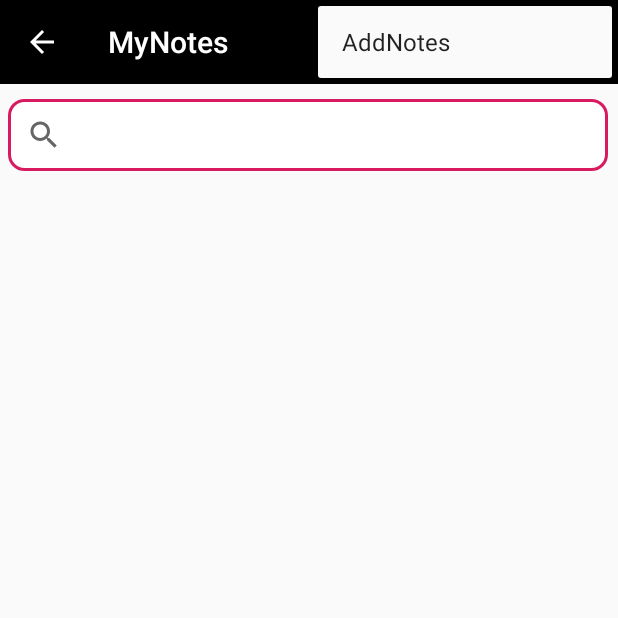
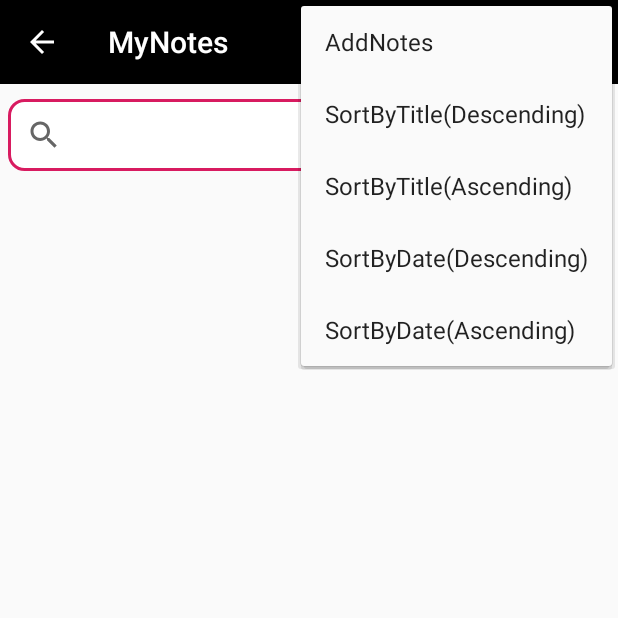
Before and after one commit to samirthaker2020/Spartans_W2019S_MAD4124_Project, an Android app: the NotesDetails screen opened directly, with no data from a screen before it, with the options menu open, on a phone screen of 412 x 824 dp, the top half of it. Run offline under Robolectric (Android 15) with nearby library versions, the phone set to English and light mode, and no system bars; 3 statements that could not run were skipped.

Commit message:
sorting by date and title completed

```diff
--- a/W2019S_MAD4124_Project/src/main/res/menu/addnotesmenu.xml
+++ b/W2019S_MAD4124_Project/src/main/res/menu/addnotesmenu.xml
@@ -5,6 +5,26 @@
     <item
         android:id="@+id/addnotes"
         android:icon="@drawable/ic_action_addnotes"
-        android:title="@string/addnotes" />
-
+        android:title="@string/addnotes"
+        app:showAsAction="collapseActionView"/>
+    <item
+        android:id="@+id/sortnotesbytitle"
+        android:icon="@drawable/ic_action_addnotes"
+        android:title="SortByTitle(Descending)"
+        app:showAsAction="collapseActionView"/>
+    <item
+        android:id="@+id/sortnotesbytitle1"
+        android:icon="@drawable/ic_action_addnotes"
+        android:title="SortByTitle(Ascending)"
+        app:showAsAction="collapseActionView"/>
+    <item
+        android:id="@+id/sortnotesbydate"
+        android:icon="@drawable/ic_action_addnotes"
+        android:title="SortByDate(Descending)"
+        app:showAsAction="collapseActionView"/>
+    <item
+        android:id="@+id/sortnotesbydate1"
+        android:icon="@drawable/ic_action_addnotes"
+        android:title="SortByDate(Ascending)"
+        app:showAsAction="collapseActionView"/>
 </menu>
--- a/W2019S_MAD4124_Project/src/main/res/values/strings.xml
+++ b/W2019S_MAD4124_Project/src/main/res/values/strings.xml
@@ -9,5 +9,7 @@
     <string name="search">search</string>
     <string name="addnotes">AddNotes</string>
     <string name="delete">Delete</string>
+    <string name="SortByTitle" />
+    <string name="SortByDate" />
 
 </resources>
```
Also changed, not shown: W2019S_MAD4124_Project/src/main/java/com/example/recyclerdemo/Controller/NotesDetails.java (+56 -0 lines), W2019S_MAD4124_Project/src/main/java/com/example/recyclerdemo/Database/DatabaseHelper.java (+63 -1 lines).
